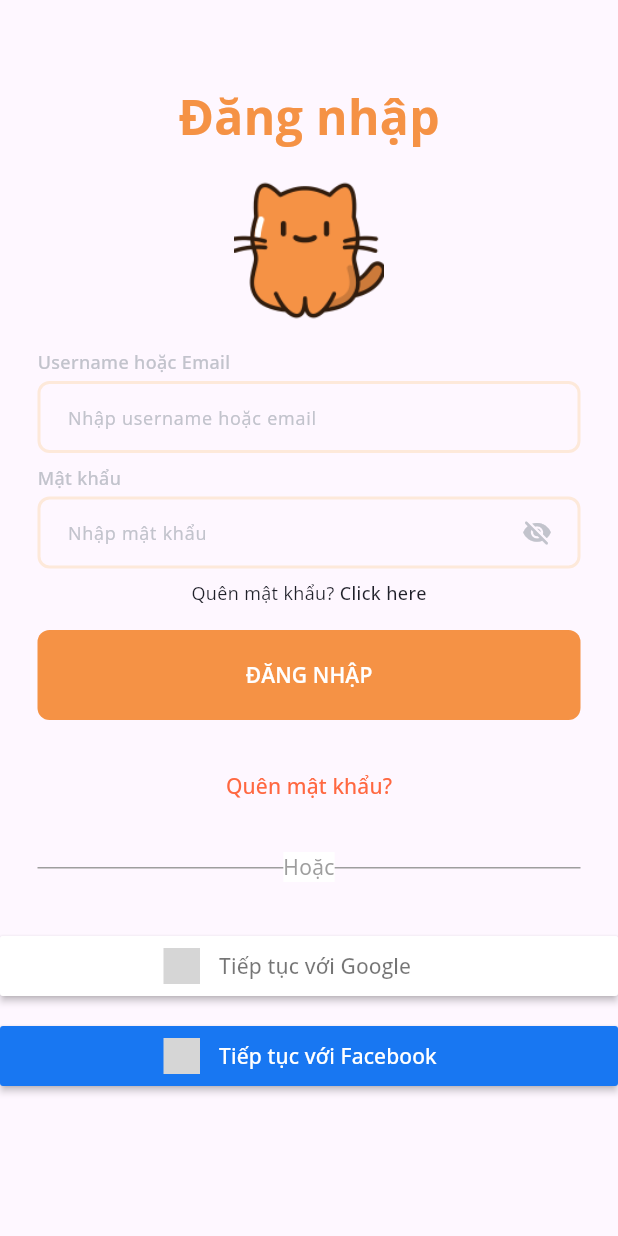
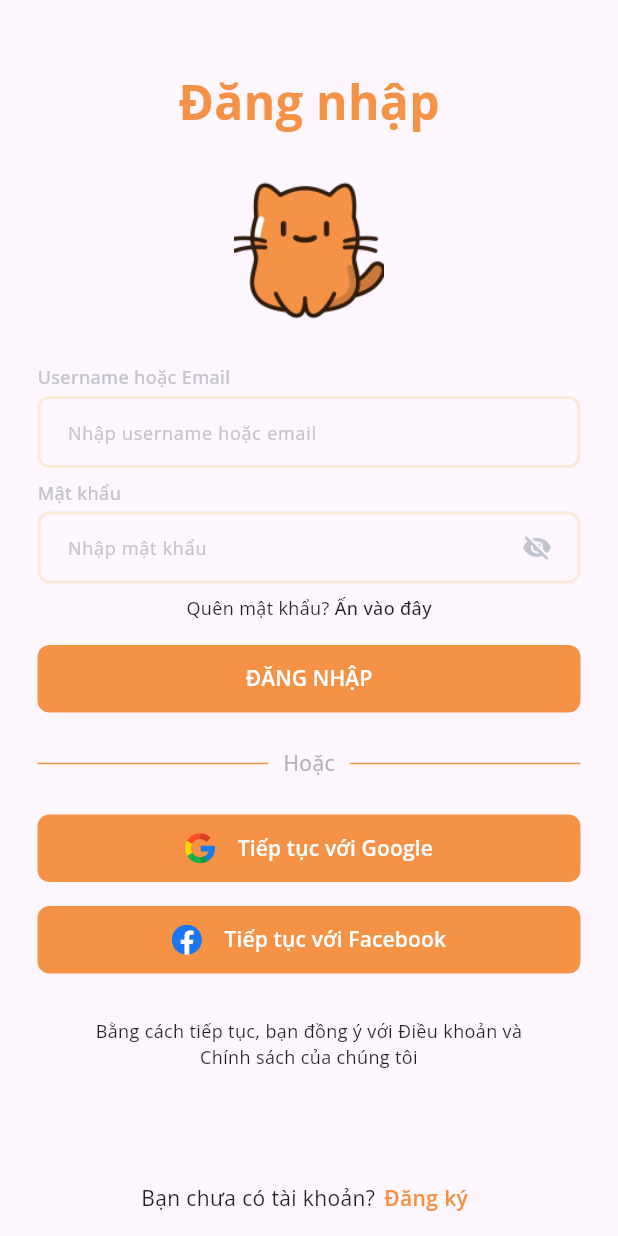
Before and after one commit to vnKhanhsDev/meow-world-flutter-app, a Flutter app: the screen it shows after launch, on a phone screen of 412 x 824 dp. Run offline on Flutter 3.47's test engine with Material 3 defaults, Android fonts, the phone set to English and light mode, and no system bars; our stand-ins replace cloud_firestore, firebase_auth, firebase_core, flutter_svg; accounts and stored records are empty; grey boxes are pictures that could not be loaded.

Commit message:
update SignIn screen

```diff
--- a/lib/screens/auth/sign_in_screen.dart
+++ b/lib/screens/auth/sign_in_screen.dart
@@ -1,46 +1,22 @@
+import 'package:flutter/material.dart';
+import 'package:firebase_auth/firebase_auth.dart';
 import 'package:meow_world_app/constants/mw_constants.dart';
+import 'package:meow_world_app/screens/auth/sign_up_screen.dart';
+import 'package:meow_world_app/widgets/mw_button.dart';
+import 'package:meow_world_app/widgets/mw_text_input_field.dart';
+import 'package:meow_world_app/widgets/mw_password_input_field.dart';
+import 'package:meow_world_app/utils/validate_username.dart';
+import 'package:meow_world_app/screens/main_screen.dart';
 import 'package:meow_world_app/screens/auth/forgot_password_screen.dart';
-import 'package:meow_world_app/screens/main_screen.dart';
-import 'package:meow_world_app/screens/signup_screen.dart';
-import 'package:firebase_auth/firebase_auth.dart';
-import 'package:flutter/material.dart';
-import 'package:email_validator/email_validator.dart';
-import 'package:flutter_signin_button/flutter_signin_button.dart';
-import 'package:firebase_core/firebase_core.dart';
-import 'package:meow_world_app/utils/validate_username.dart';
-import 'package:meow_world_app/widgets/mw_button.dart';
-import 'package:meow_world_app/widgets/mw_password_input_field.dart';
-import 'package:meow_world_app/widgets/mw_text_input_field.dart';
 
 class SignInScreen extends StatefulWidget {
-  State<SignInScreen> createState() => _SignInScreenState();
+  @override
+  _SignInScreenState createState() => _SignInScreenState();
 }
 
 class _SignInScreenState extends State<SignInScreen> {
-  bool _isChecked = false;
-  bool isFocused_e = false;
-  bool isFocused_p = false;
-  final textFieldFocusNode = FocusNode();
-  bool _obscured = false;
-  TextEditingController emailController = TextEditingController();
   TextEditingController passwordController = TextEditingController();
   TextEditingController usernameController = TextEditingController();
-
-  void _toggleObscured() {
-    setState(() {
-      _obscured = !_obscured;
-      if (textFieldFocusNode.hasPrimaryFocus)
-        return; // If focus is on text field, dont unfocus
-      textFieldFocusNode.canRequestFocus =
-          false; // Prevents focus if tap on eye
-    });
-  }
-
-  // Future signIn() async {
-  //   await FirebaseAuth.instance.signInWithEmailAndPassword(
-  //       email: emailController.text.trim(),
-  //       password: passwordController.text.trim());
-  // }
 
   void signIn() async {
     try {
@@ -61,7 +37,7 @@ class _SignInScreenState extends State<SignInScreen> {
 
   @override
   void dispose() {
-    emailController.dispose();
+    usernameController.dispose();
     passwordController.dispose();
     super.dispose();
   }
@@ -70,7 +46,7 @@ class _SignInScreenState extends State<SignInScreen> {
     return Scaffold(
       body: SingleChildScrollView(
           child: Container(
-            margin: EdgeInsets.only(top: 55),
+            margin: EdgeInsets.only(top: 45),
             child: Column(
               crossAxisAlignment: CrossAxisAlignment.center,
               children: [
@@ -83,10 +59,13 @@ class _SignInScreenState extends State<SignInScreen> {
                   ),
                 ),
                 SizedBox(height: 16),
-                Image.asset(
+                Container(
+                  margin: EdgeInsets.symmetric(vertical: 10.0),
+                  child: Image.asset(
                     'assets/images/sign_in_logo.png',
                     width: 100,
                     height: 100,
+                  ),
                 ),
                 Container(
                   margin: EdgeInsets.symmetric(horizontal: 25, vertical: 16),
@@ -95,6 +74,7 @@ class _SignInScreenState extends State<SignInScreen> {
                     child: Column(
                       mainAxisAlignment: MainAxisAlignment.center,
                       children: [
+                        // Username Field
                         MWTextInputField(
                           titleInputField: "Username hoặc Email",
                           controller: usernameController,
@@ -102,8 +82,10 @@ class _SignInScreenState extends State<SignInScreen> {
                           validator: UsernameValidator.validate,
                         ),
                         SizedBox(height: 8),
+                        //Password Field
                         MWPasswordInputField(controller: passwordController),
                         SizedBox(height: 8),
+                        // Forgot Password
                         Container(
                           child: Row(
                             mainAxisAlignment: MainAxisAlignment.center,
@@ -118,7 +100,7 @@ class _SignInScreenState extends State<SignInScreen> {
                               ),
                               GestureDetector(
                                 child: Text(
-                                  'Click here',
+                                  'Ấn vào đây',
                                   style: TextStyle(
                                     color: AppColors.neutralColor100,
                                     fontSize: 12,
@@ -137,45 +119,67 @@ class _SignInScreenState extends State<SignInScreen> {
                           ),
                         ),
                         SizedBox(height: 16),
-                        MWButton(nameButton: "đăng nhập", onPressed: signIn),
+                        // Sign-in Button
+                        MWButton(
+                          pathIcon: null,
+                          titleButton: "ĐĂNG NHẬP",
+                          onPressed: signIn,
+                        ),
 
+                        // Seperate line
                         Container(
-                      margin: EdgeInsets.only(top: 20),
-                      child: TextButton(
-                        onPressed: () {},
-                        child: Text(
-                          'Quên mật khẩu?',
-                          style:
-                              TextStyle(color: Color.fromRGBO(255, 104, 65, 1)),
-                        ),
-                      ),
-                    ),
-                    Container(
-                      width: double.infinity,
-                      margin: EdgeInsets.only(top: 20),
-                      child: Stack(
-                        children: <Widget>[
-                          Positioned(
-                            top: 0,
-                            left: 0,
-                            right: 0,
-                            child: Container(
-                              width: double.infinity,
-                              margin: EdgeInsets.only(top: 10.0),
+                          margin: EdgeInsets.symmetric(vertical: 24),
+                          child: Row(
+                            mainAxisAlignment: MainAxisAlignment.center,
+                            children: [
+                              Expanded(child: Divider(
+                                color: AppColors.mainColor,
                                 height: 1.0,
-                              color: Colors.grey,
-                            ),
-                          ),
-                          Container(
-                            width: double.infinity,
-                            child: Padding(
-                              padding: EdgeInsets.only(left: 8, right: 8),
+                              )),
+                              Padding(
+                                padding: EdgeInsets.symmetric(horizontal: 10),
                                 child: Text(
                                   'Hoặc',
                                   style: TextStyle(
-                                  color: Colors.grey,
-                                  fontWeight: FontWeight.normal,
-                                  backgroundColor: Colors.white,
+                                    color: AppColors.neutralColor60,
+                                    fontSize: 14,
+                                    fontWeight: AppFontWeights.regularOS
+                                  ),
+                                )
+                              ),
+                              Expanded(child: Divider(
+                                color: AppColors.mainColor,
+                                height: 1.0,
+                              ))
+                            ],
+                          ),
+                        ),
+
+                        // Continue with Google
+                        MWButton(
+                          pathIcon: "assets/icons/google.svg",
+                          titleButton: "Tiếp tục với Google",
+                          onPressed: () {},
+                        ),
+                        SizedBox(height: 16),
+                        // Continue with Facebook
+                        MWButton(
+                          pathIcon: "assets/icons/facebook.svg",
+                          titleButton: "Tiếp tục với Facebook",
+                          onPressed: () {},
+                        ),
+                        SizedBox(height: 30),
+
+                        // Term and Policy Message
+                        Container(
+                          margin: EdgeInsets.symmetric(horizontal: 30.0),
+                          child: Center(
+                            child: Text(
+                              'Bằng cách tiếp tục, bạn đồng ý với Điều khoản và Chính sách của chúng tôi',
+                              style: TextStyle(
+                                color: AppColors.neutralColor100,
+                                fontSize: 12,
+                                fontWeight: AppFontWeights.regularOS
                               ),
                               textAlign: TextAlign.center,
                             ),
@@ -184,64 +188,49 @@ class _SignInScreenState extends State<SignInScreen> {
                       ],
                     ),
                   ),
+                ),
+              ],
+            ),
+          )
+      ),
+
+      // Sign-up link
+      bottomNavigationBar: Container(
+        height: 50,
+        child: Row(
+          mainAxisAlignment: MainAxisAlignment.center,
+          children: [
+            Text(
+              "Bạn chưa có tài khoản?",
+              style: TextStyle(
+                color: AppColors.neutralColor100,
+                fontSize: 14,
+                fontWeight: AppFontWeights.regularOS
+              ),
+            ),
+            GestureDetector(
+              child: Container(
+                padding: EdgeInsets.symmetric(horizontal: 6.0, vertical: 6.0),
+                child: Text(
+                  "Đăng ký",
+                  style: TextStyle(
+                      color: AppColors.mainColor,
+                      fontSize: 14,
+                      fontWeight: AppFontWeights.semiBoldOS
+                  ),
+                ),
+              ),
+              onTap: () {
+                Navigator.pushAndRemoveUntil(
+                  context,
+                  MaterialPageRoute(builder: (_) => SignUpScreen()),
+                  (route) => false
+                );
+              },
+            )
           ],
         ),
       ),
-            ),
-            Container(
-              margin: EdgeInsets.only(top: 20, bottom: 20),
-              width: double.infinity,
-              height: 40,
-              child: SignInButton(
-                Buttons.Google,
-                text: "Tiếp tục với Google",
-                onPressed: () {},
-              ),
-            ),
-            Container(
-              width: double.infinity,
-              height: 40,
-              child: SignInButton(
-                Buttons.FacebookNew,
-                text: "Tiếp tục với Facebook",
-                onPressed: () {},
-              ),
-            ),
-          ],
-        ),
-      )),
-      // bottomNavigationBar: Container(
-      //   height: 50,
-      //   child: Column(
-      //     mainAxisAlignment: MainAxisAlignment.center,
-      //     children: [
-      //       Container(
-      //         margin: EdgeInsets.only(bottom: 12),
-      //         child: Row(
-      //           mainAxisAlignment: MainAxisAlignment.center,
-      //           children: [
-      //             Text(
-      //               'Bạn chưa có tài khoản có tài khoản?',
-      //               style: TextStyle(color: Colors.grey),
-      //             ),
-      //             TextButton(
-      //                 onPressed: () {
-      //                   Navigator.push(
-      //                       context,
-      //                       MaterialPageRoute(
-      //                           builder: (context) => SignUpScreen()));
-      //                 },
-      //                 child: Text(
-      //                   'Đăng ký',
-      //                   style:
-      //                       TextStyle(color: Color.fromRGBO(255, 104, 65, 1)),
-      //                 ))
-      //           ],
-      //         ),
-      //       ),
-      //     ],
-      //   ),
-      // ),
     );
   }
 }
--- /dev/null
+++ b/lib/screens/auth/sign_up_screen.dart
@@ -0,0 +1,62 @@
+import 'package:flutter/material.dart';
+import 'package:meow_world_app/constants/mw_constants.dart';
+import 'package:meow_world_app/screens/auth/sign_in_screen.dart';
+
+class SignUpScreen extends StatefulWidget {
+  @override
+  _SignUpScreenState createState() => _SignUpScreenState();
+}
+
+class _SignUpScreenState extends State<SignUpScreen> {
+  @override
+  Widget build(BuildContext context) {
+    return Scaffold(
+      body: SingleChildScrollView(
+        child: Container(
+          margin: EdgeInsets.only(top: 100),
+          child: Center(
+            child: Text("Sign Up Page"),
+          ),
+        ),
+      ),
+
+      // Sign-in link
+      bottomNavigationBar: Container(
+        height: 50,
+        child: Row(
+          mainAxisAlignment: MainAxisAlignment.center,
+          children: [
+            Text(
+              "Bạn đã có tài khoản?",
+              style: TextStyle(
+                color: AppColors.neutralColor100,
+                fontSize: 14,
+                fontWeight: AppFontWeights.regularOS
+              ),
+            ),
+            GestureDetector(
+              child: Container(
+                padding: EdgeInsets.symmetric(horizontal: 6.0, vertical: 6.0),
+                child: Text(
+                  "Đăng nhập",
+                  style: TextStyle(
+                    color: AppColors.mainColor,
+                    fontSize: 14,
+                    fontWeight: AppFontWeights.semiBoldOS
+                  ),
+                ),
+              ),
+              onTap: () {
+                Navigator.pushAndRemoveUntil(
+                  context,
+                  MaterialPageRoute(builder: (_) => SignInScreen()),
+                  (route) => false
+                );
+              },
+            )
+          ],
+        ),
+      ),
+    );
+  }
+}
--- a/lib/widgets/mw_button.dart
+++ b/lib/widgets/mw_button.dart
@@ -1,33 +1,30 @@
 import 'package:flutter/material.dart';
+import 'package:flutter_svg/flutter_svg.dart';
 import 'package:meow_world_app/constants/mw_constants.dart';
 
-class MWButton extends StatefulWidget {
+class MWButton extends StatelessWidget {
   // Properties
-  final String nameButton;
+  final String? pathIcon;
+  final String titleButton;
   final VoidCallback onPressed;
 
   // Constructor
   MWButton({
-    required this.nameButton,
-    required this.onPressed
+    required this.pathIcon,
+    required this.titleButton,
+    required this.onPressed,
   });
 
-  @override
-  _MWButtonState createState() => _MWButtonState();
-}
-
-class _MWButtonState extends State<MWButton> {
   @override
   Widget build(BuildContext context) {
     return Container(
       width: double.infinity,
+      height: 45,
       child: ElevatedButton(
         style: ButtonStyle(
           overlayColor: MaterialStateProperty.all<Color>(Colors.transparent),
           elevation: MaterialStateProperty.all<double>(0),
-          padding: MaterialStateProperty.all<EdgeInsetsGeometry>(
-            EdgeInsets.symmetric(horizontal: 16.0, vertical: 20.0)
-          ),
+          padding: MaterialStateProperty.all<EdgeInsetsGeometry>(EdgeInsets.symmetric(vertical: 12.0)),
           backgroundColor: MaterialStateProperty.all<Color>(AppColors.mainColor),
           shape: MaterialStateProperty.all<RoundedRectangleBorder>(
             RoundedRectangleBorder(
@@ -39,15 +36,28 @@ class _MWButtonState extends State<MWButton> {
             )
           )
         ),
-        child: Text(
-          widget.nameButton.toUpperCase(),
-          style: TextStyle(
-            color: AppColors.neutralColor10,
-            fontSize: 14,
-            fontWeight: AppFontWeights.semiBoldOS
-          ),
+        child: Row(
+          mainAxisAlignment: MainAxisAlignment.center,
+          children: [
+            if (this.pathIcon != null)
+              SvgPicture.asset(
+                this.pathIcon!,
+                width: 20,
+                height: 20,
+              ),
+            if (this.pathIcon != null)
+              SizedBox(width: 15),
+            Text(
+              this.titleButton,
+              style: TextStyle(
+                color: AppColors.neutralColor10,
+                fontSize: 14,
+                fontWeight: AppFontWeights.semiBoldOS
+              ),
+            ),
+          ],
         ),
-        onPressed: widget.onPressed,
+        onPressed: this.onPressed,
       ),
     );
   }
```
Also changed, not shown: assets/icons/facebook.svg (added), assets/icons/google.svg (added), assets/images/first-img.jpg (deleted). Lines whose indentation alone changed are shown as unchanged.
